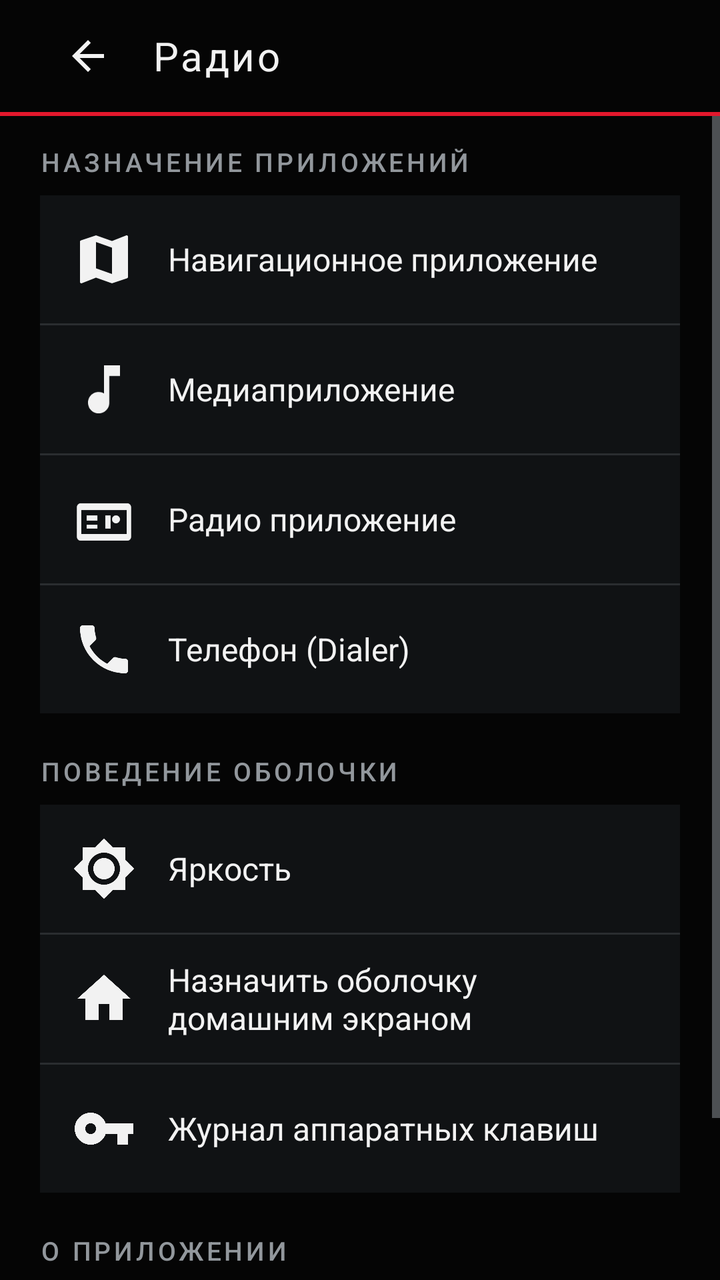
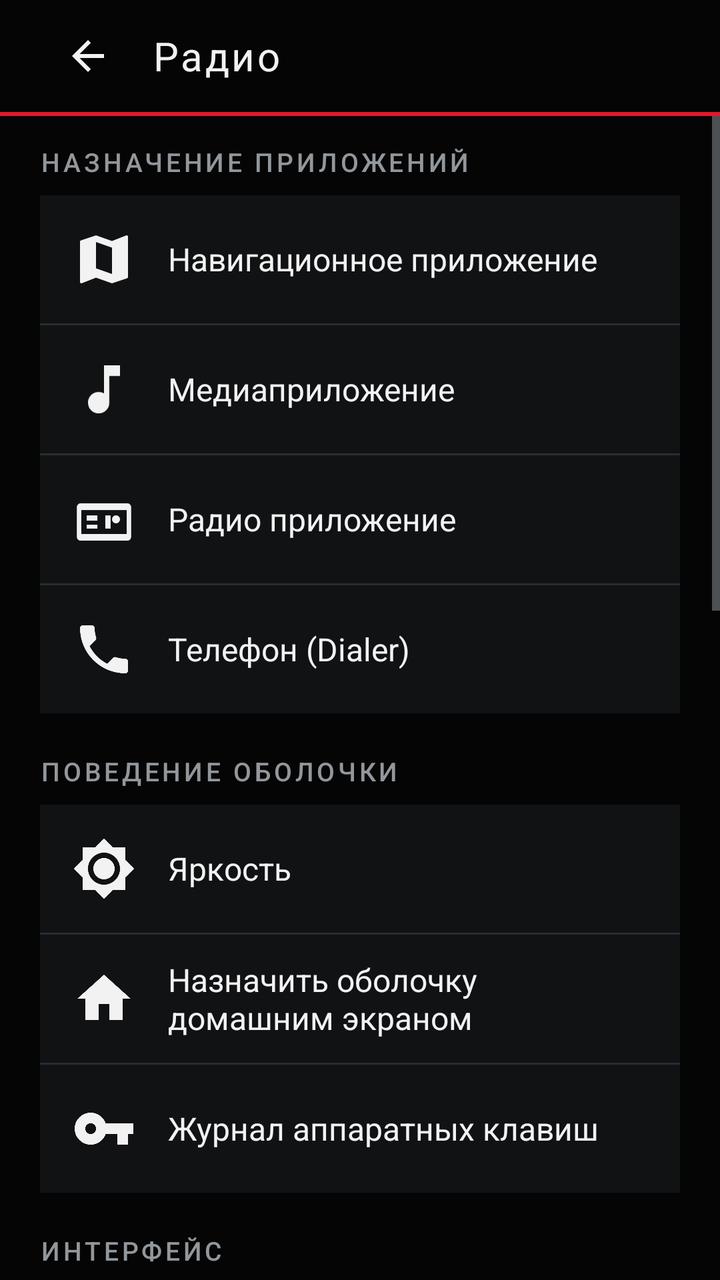

Compare the two renders of this Android layout. The source of the first and the diff that turns it into the second are given below.
<!-- AndroidManifest.xml: application theme Theme.VWShell -->
<!-- res/layout/fragment_settings.xml -->
<?xml version="1.0" encoding="utf-8"?>
<LinearLayout xmlns:android="http://schemas.android.com/apk/res/android"
    android:layout_width="match_parent" android:layout_height="match_parent"
    android:orientation="vertical" android:background="@color/vw_background">

    <include layout="@layout/layout_section_header"/>
    <View android:layout_width="match_parent" android:layout_height="@dimen/accent_line" android:background="@drawable/accent_line"/>

    <ScrollView android:layout_width="match_parent" android:layout_height="0dp" android:layout_weight="1"
        android:clipToPadding="false" android:paddingBottom="16dp">

        <LinearLayout android:layout_width="match_parent" android:layout_height="wrap_content"
            android:orientation="vertical" android:paddingStart="@dimen/screen_padding" android:paddingEnd="@dimen/screen_padding">

            <TextView style="@style/VW.SectionLabel" android:layout_width="match_parent" android:layout_height="wrap_content"
                android:paddingTop="14dp" android:paddingBottom="8dp" android:text="@string/settings_apps"/>

            
            <LinearLayout android:id="@+id/rowNavApp" style="@style/VW.SettingRow">
                <ImageView style="@style/VW.SettingIcon" android:src="@drawable/ic_nav"/>
                <TextView style="@style/VW.SettingTitle" android:text="@string/settings_nav_app"/>
                <TextView android:id="@+id/valNavApp" style="@style/VW.SettingValue"/>
            </LinearLayout>
            <View style="@style/VW.Divider"/>

            
            <LinearLayout android:id="@+id/rowMediaApp" style="@style/VW.SettingRow">
                <ImageView style="@style/VW.SettingIcon" android:src="@drawable/ic_media"/>
                <TextView style="@style/VW.SettingTitle" android:text="@string/settings_media_app"/>
                <TextView android:id="@+id/valMediaApp" style="@style/VW.SettingValue"/>
            </LinearLayout>
            <View style="@style/VW.Divider"/>

            
            <LinearLayout android:id="@+id/rowRadioApp" style="@style/VW.SettingRow">
                <ImageView style="@style/VW.SettingIcon" android:src="@drawable/ic_radio"/>
                <TextView style="@style/VW.SettingTitle" android:text="@string/settings_radio_app"/>
                <TextView android:id="@+id/valRadioApp" style="@style/VW.SettingValue"/>
            </LinearLayout>
            <View style="@style/VW.Divider"/>

            
            <LinearLayout android:id="@+id/rowPhoneApp" style="@style/VW.SettingRow">
                <ImageView style="@style/VW.SettingIcon" android:src="@drawable/ic_phone"/>
                <TextView style="@style/VW.SettingTitle" android:text="@string/settings_phone_app"/>
                <TextView android:id="@+id/valPhoneApp" style="@style/VW.SettingValue"/>
            </LinearLayout>

            <TextView style="@style/VW.SectionLabel" android:layout_width="match_parent" android:layout_height="wrap_content"
                android:paddingTop="20dp" android:paddingBottom="8dp" android:text="@string/settings_behavior"/>

            
            <LinearLayout android:id="@+id/rowBrightness" style="@style/VW.SettingRow">
                <ImageView style="@style/VW.SettingIcon" android:src="@drawable/ic_brightness"/>
                <TextView style="@style/VW.SettingTitle" android:text="@string/settings_brightness"/>
                <TextView android:id="@+id/valBrightness" style="@style/VW.SettingValue"/>
            </LinearLayout>
            <View style="@style/VW.Divider"/>

            
            <LinearLayout android:id="@+id/rowSetHome" style="@style/VW.SettingRow">
                <ImageView style="@style/VW.SettingIcon" android:src="@drawable/ic_home"/>
                <TextView style="@style/VW.SettingTitle" android:text="@string/settings_set_home"/>
            </LinearLayout>
            <View style="@style/VW.Divider"/>

            
            <LinearLayout android:id="@+id/rowKeylog" style="@style/VW.SettingRow">
                <ImageView style="@style/VW.SettingIcon" android:src="@drawable/ic_key"/>
                <TextView style="@style/VW.SettingTitle" android:text="@string/settings_keylog"/>
            </LinearLayout>

            <TextView style="@style/VW.SectionLabel" android:layout_width="match_parent" android:layout_height="wrap_content"
                android:paddingTop="20dp" android:paddingBottom="8dp" android:text="@string/settings_about"/>

            <TextView android:id="@+id/aboutText"
                android:layout_width="match_parent" android:layout_height="wrap_content"
                android:background="@drawable/bg_panel" android:padding="16dp"
                android:textColor="@color/vw_text_secondary" android:textSize="@dimen/small_text"
                android:lineSpacingExtra="4dp"/>

            <View android:layout_width="match_parent" android:layout_height="24dp"/>
        </LinearLayout>
    </ScrollView>
</LinearLayout>
<!-- res/layout/layout_section_header.xml (included above) -->
<?xml version="1.0" encoding="utf-8"?>
<LinearLayout xmlns:android="http://schemas.android.com/apk/res/android"
    android:layout_width="match_parent"
    android:layout_height="@dimen/topbar_height"
    android:orientation="horizontal"
    android:gravity="center_vertical"
    android:background="@color/vw_background"
    android:paddingStart="@dimen/screen_padding"
    android:paddingEnd="@dimen/screen_padding">

    <ImageButton
        android:id="@+id/btnBack"
        android:layout_width="48dp"
        android:layout_height="48dp"
        android:background="?attr/selectableItemBackgroundBorderless"
        android:src="@drawable/ic_back"
        android:scaleType="centerInside"
        android:contentDescription="@string/back"
        android:focusable="true"/>

    <TextView
        android:id="@+id/sectionTitle"
        android:layout_width="0dp"
        android:layout_height="wrap_content"
        android:layout_weight="1"
        android:layout_marginStart="8dp"
        android:textColor="@color/vw_text_primary"
        android:textSize="@dimen/title_text"
        android:letterSpacing="0.06"
        android:text="@string/radio_title"/>

    <TextView
        android:id="@+id/headerClock"
        android:layout_width="wrap_content"
        android:layout_height="wrap_content"
        android:textColor="@color/vw_text_secondary"
        android:textSize="@dimen/body_text"
        android:fontFamily="sans-serif-light"/>
</LinearLayout>
<!-- resources referenced by this layout -->
<resources>
  <!-- unchanged entries left out for length: 54 -->
</resources>

<!-- the commit's change to res/layout/fragment_settings.xml (unified diff, before → after) -->
@@ -70,6 +70,70 @@
                 <TextView style="@style/VW.SettingTitle" android:text="@string/settings_keylog"/>
             </LinearLayout>
 
+            
+            <TextView style="@style/VW.SectionLabel" android:layout_width="match_parent" android:layout_height="wrap_content"
+                android:paddingTop="20dp" android:paddingBottom="8dp" android:text="@string/settings_interface"/>
+
+            <LinearLayout android:id="@+id/rowClockFormat" style="@style/VW.SettingRow">
+                <ImageView style="@style/VW.SettingIcon" android:src="@drawable/ic_clock"/>
+                <TextView style="@style/VW.SettingTitle" android:text="@string/settings_clock_format"/>
+                <TextView android:id="@+id/valClockFormat" style="@style/VW.SettingValue"/>
+            </LinearLayout>
+            <View style="@style/VW.Divider"/>
+
+            
+            <LinearLayout android:id="@+id/rowSoundSection" style="@style/VW.SettingRow">
+                <ImageView style="@style/VW.SettingIcon" android:src="@drawable/ic_volume"/>
+                <TextView style="@style/VW.SettingTitle" android:text="@string/tile_sound"/>
+            </LinearLayout>
+            <View style="@style/VW.Divider"/>
+
+            
+            <LinearLayout android:id="@+id/rowResetHiddenApps" style="@style/VW.SettingRow">
+                <ImageView style="@style/VW.SettingIcon" android:src="@drawable/ic_apps"/>
+                <TextView style="@style/VW.SettingTitle" android:text="@string/apps_reset_hidden"/>
+            </LinearLayout>
+
+            <TextView style="@style/VW.SectionLabel" android:layout_width="match_parent" android:layout_height="wrap_content"
+                android:paddingTop="20dp" android:paddingBottom="8dp" android:text="@string/settings_system"/>
+
+            <LinearLayout android:id="@+id/rowAndroidSettings" style="@style/VW.SettingRow">
+                <ImageView style="@style/VW.SettingIcon" android:src="@drawable/ic_settings"/>
+                <TextView style="@style/VW.SettingTitle" android:text="@string/settings_android"/>
+            </LinearLayout>
+            <View style="@style/VW.Divider"/>
+
+            <LinearLayout android:id="@+id/rowManageApps" style="@style/VW.SettingRow">
+                <ImageView style="@style/VW.SettingIcon" android:src="@drawable/ic_apps"/>
+                <TextView style="@style/VW.SettingTitle" android:text="@string/settings_apps_manage"/>
+            </LinearLayout>
+            <View style="@style/VW.Divider"/>
+
+            <LinearLayout android:id="@+id/rowBluetooth" style="@style/VW.SettingRow">
+                <ImageView style="@style/VW.SettingIcon" android:src="@drawable/ic_bluetooth"/>
+                <TextView style="@style/VW.SettingTitle" android:text="@string/settings_bluetooth"/>
+            </LinearLayout>
+            <View style="@style/VW.Divider"/>
+
+            <LinearLayout android:id="@+id/rowNotifAccess" style="@style/VW.SettingRow">
+                <ImageView style="@style/VW.SettingIcon" android:src="@drawable/ic_info"/>
+                <TextView style="@style/VW.SettingTitle" android:text="@string/settings_notif_access"/>
+                <TextView android:id="@+id/valNotifAccess" style="@style/VW.SettingValue"/>
+            </LinearLayout>
+            <View style="@style/VW.Divider"/>
+
+            <LinearLayout android:id="@+id/rowSoundSettings" style="@style/VW.SettingRow">
+                <ImageView style="@style/VW.SettingIcon" android:src="@drawable/ic_volume"/>
+                <TextView style="@style/VW.SettingTitle" android:text="@string/settings_sound"/>
+            </LinearLayout>
+            <View style="@style/VW.Divider"/>
+
+            
+            <LinearLayout android:id="@+id/rowResetShell" style="@style/VW.SettingRow">
+                <ImageView style="@style/VW.SettingIcon" android:src="@drawable/ic_back"/>
+                <TextView style="@style/VW.SettingTitle" android:text="@string/settings_reset"/>
+            </LinearLayout>
+
             <TextView style="@style/VW.SectionLabel" android:layout_width="match_parent" android:layout_height="wrap_content"
                 android:paddingTop="20dp" android:paddingBottom="8dp" android:text="@string/settings_about"/>
 
<!-- resource entries referenced after the edit -->
@@ -1,5 +1,62 @@
 <!-- resources referenced by this layout -->
 <resources>
+  <!-- drawable ic_apps (drawable) -->
+  <?xml version="1.0" encoding="utf-8"?>
+  <vector xmlns:android="http://schemas.android.com/apk/res/android"
+      android:width="24dp" android:height="24dp"
+      android:viewportWidth="24" android:viewportHeight="24"
+      android:tint="@color/vw_icon_tint">
+      <path android:fillColor="#FFFFFFFF" android:pathData="M4,8h4V4H4V8zM10,20h4v-4h-4V20zM4,20h4v-4H4V20zM4,14h4v-4H4V14zM10,14h4v-4h-4V14zM16,4v4h4V4H16zM10,8h4V4h-4V8zM16,14h4v-4h-4V14zM16,20h4v-4h-4V20z"/>
+  </vector>
+  <!-- drawable ic_bluetooth (drawable) -->
+  <?xml version="1.0" encoding="utf-8"?>
+  <vector xmlns:android="http://schemas.android.com/apk/res/android"
+      android:width="24dp" android:height="24dp"
+      android:viewportWidth="24" android:viewportHeight="24"
+      android:tint="@color/vw_icon_tint">
+      <path android:fillColor="#FFFFFFFF" android:pathData="M17.71,7.71L12,2h-1v7.59L6.41,5 5,6.41 10.59,12 5,17.59 6.41,19 11,14.41V22h1l5.71,-5.71 -4.3,-4.29 4.3,-4.29zM13,5.83l1.88,1.88L13,9.59V5.83zm1.88,10.46L13,18.17v-3.76l1.88,1.88z"/>
+  </vector>
+  <!-- drawable ic_clock (drawable) -->
+  <vector xmlns:android="http://schemas.android.com/apk/res/android"
+      android:width="24dp" android:height="24dp"
+      android:viewportWidth="24" android:viewportHeight="24"
+      android:tint="@color/vw_text_primary">
+      <path android:fillColor="#FFFFFF" android:pathData="M11.99,2C6.47,2 2,6.48 2,12s4.47,10 9.99,10C17.52,22 22,17.52 22,12S17.52,2 11.99,2zM12,20c-4.42,0 -8,-3.58 -8,-8s3.58,-8 8,-8 8,3.58 8,8 -3.58,8 -8,8zM12.5,7H11v6l5.25,3.15 0.75,-1.23 -4.5,-2.67z"/>
+  </vector>
+  <!-- drawable ic_info (drawable) -->
+  <?xml version="1.0" encoding="utf-8"?>
+  <vector xmlns:android="http://schemas.android.com/apk/res/android"
+      android:width="24dp" android:height="24dp"
+      android:viewportWidth="24" android:viewportHeight="24"
+      android:tint="@color/vw_icon_tint">
+      <path android:fillColor="#FFFFFFFF" android:pathData="M11,7h2v2h-2zM11,11h2v6h-2zM12,2C6.48,2 2,6.48 2,12s4.48,10 10,10 10,-4.48 10,-10S17.52,2 12,2zM12,20c-4.41,0 -8,-3.59 -8,-8s3.59,-8 8,-8 8,3.59 8,8 -3.59,8 -8,8z"/>
+  </vector>
+  <!-- drawable ic_settings (drawable) -->
+  <?xml version="1.0" encoding="utf-8"?>
+  <vector xmlns:android="http://schemas.android.com/apk/res/android"
+      android:width="24dp" android:height="24dp"
+      android:viewportWidth="24" android:viewportHeight="24"
+      android:tint="@color/vw_icon_tint">
+      <path android:fillColor="#FFFFFFFF" android:pathData="M19.14,12.94c0.04,-0.3 0.06,-0.61 0.06,-0.94 0,-0.32 -0.02,-0.64 -0.07,-0.94l2.03,-1.58c0.18,-0.14 0.23,-0.41 0.12,-0.61l-1.92,-3.32c-0.12,-0.22 -0.37,-0.29 -0.59,-0.22l-2.39,0.96c-0.5,-0.38 -1.03,-0.7 -1.62,-0.94L14.4,2.81c-0.04,-0.24 -0.24,-0.41 -0.48,-0.41h-3.84c-0.24,0 -0.43,0.17 -0.47,0.41L9.25,5.35C8.66,5.59 8.12,5.92 7.63,6.29L5.24,5.33c-0.22,-0.08 -0.47,0 -0.59,0.22L2.74,8.87C2.62,9.08 2.66,9.34 2.86,9.48l2.03,1.58C4.84,11.36 4.8,11.69 4.8,12s0.02,0.64 0.07,0.94l-2.03,1.58c-0.18,0.14 -0.23,0.41 -0.12,0.61l1.92,3.32c0.12,0.22 0.37,0.29 0.59,0.22l2.39,-0.96c0.5,0.38 1.03,0.7 1.62,0.94l0.36,2.54c0.05,0.24 0.24,0.41 0.48,0.41h3.84c0.24,0 0.44,-0.17 0.47,-0.41l0.36,-2.54c0.59,-0.24 1.13,-0.56 1.62,-0.94l2.39,0.96c0.22,0.08 0.47,0 0.59,-0.22l1.92,-3.32c0.12,-0.22 0.07,-0.47 -0.12,-0.61l-2.01,-1.59zM12,15.5c-1.93,0 -3.5,-1.57 -3.5,-3.5s1.57,-3.5 3.5,-3.5 3.5,1.57 3.5,3.5 -1.57,3.5 -3.5,3.5z"/>
+  </vector>
+  <!-- drawable ic_volume (drawable) -->
+  <vector xmlns:android="http://schemas.android.com/apk/res/android"
+      android:width="24dp" android:height="24dp"
+      android:viewportWidth="24" android:viewportHeight="24"
+      android:tint="@color/vw_text_primary">
+      <path android:fillColor="#FFFFFF" android:pathData="M3,9v6h4l5,5V4L7,9H3zM16.5,12c0,-1.77 -1.02,-3.29 -2.5,-4.03v8.05c1.48,-0.73 2.5,-2.25 2.5,-4.02zM14,3.23v2.06c2.89,0.86 5,3.54 5,6.71s-2.11,5.85 -5,6.71v2.06c4.01,-0.91 7,-4.49 7,-8.77s-2.99,-7.86 -7,-8.77z"/>
+  </vector>
+  <string name="apps_reset_hidden">Показать все скрытые приложения</string>
+  <string name="settings_android">Настройки Android</string>
+  <string name="settings_apps_manage">Управление приложениями</string>
+  <string name="settings_bluetooth">Bluetooth и подключение</string>
+  <string name="settings_clock_format">Формат времени</string>
+  <string name="settings_interface">Интерфейс</string>
+  <string name="settings_notif_access">Доступ к уведомлениям</string>
+  <string name="settings_reset">Сброс настроек оболочки</string>
+  <string name="settings_sound">Настройки звука</string>
+  <string name="settings_system">Система</string>
+  <string name="tile_sound">Звук</string>
   <!-- unchanged entries left out for length: 54 -->
 </resources>
 
